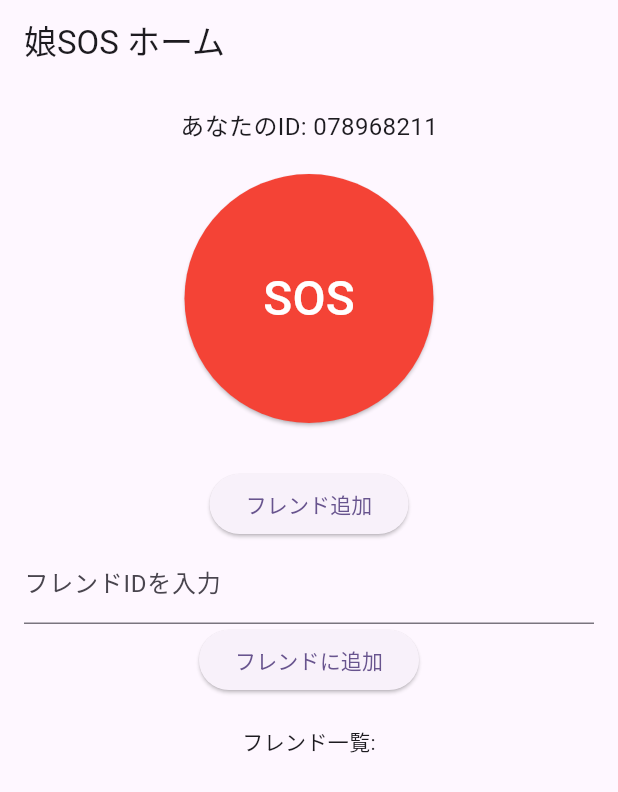
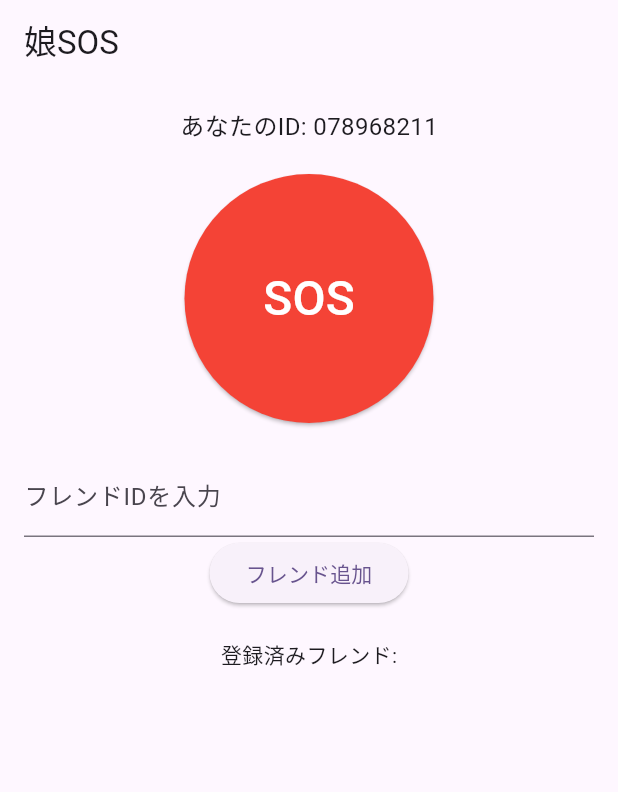
Before and after one commit to satou-takeru0801/flutterMock, a Flutter app: the screen it shows after launch, after a tap on "SOS", on a phone screen of 412 x 824 dp. Shown: the top 792 px of the screen. Run offline on Flutter 3.47's test engine with Material 3 defaults, Android fonts, the phone set to English and light mode, and no system bars; our stand-ins replace geolocator, shared_preferences.

Commit message:
みためは大体いいでしょう あとはペアリング機能をどうするのかをかんがえなければならない

```diff
--- a/lib/takeruHomepage.dart
+++ b/lib/takeruHomepage.dart
@@ -11,63 +11,82 @@ class Takeruhomepage extends StatefulWidget {
 class _TakeruhomepageState extends State<Takeruhomepage> {
   String myId = '';
   List<String> friends = [];
-  TextEditingController friendController = TextEditingController();
+  final TextEditingController friendController = TextEditingController();
 
   @override
   void initState() {
     super.initState();
-    _loadIdAndFriends();
+    _loadLocalData();
   }
 
-  Future<void> _loadIdAndFriends() async {
+  Future<void> _loadLocalData() async {
     final prefs = await SharedPreferences.getInstance();
-    final savedId = prefs.getString('myId') ?? _generateId();
-    final savedFriends = prefs.getStringList('friends') ?? [];
-    await prefs.setString('myId', savedId);
+    String? savedId = prefs.getString('myId');
+    if (savedId == null) {
+      savedId = _generateRandomId();
+      await prefs.setString('myId', savedId);
+    }
+    List<String> savedFriends = prefs.getStringList('friends') ?? [];
+
     setState(() {
-      myId = savedId;
+      myId = savedId!;
       friends = savedFriends;
     });
   }
 
-  String _generateId() {
-    final rand = Random();
-    return List.generate(9, (_) => rand.nextInt(10)).join();
+  String _generateRandomId() {
+    final random = Random();
+    return List.generate(9, (_) => random.nextInt(10)).join();
   }
 
   Future<void> _addFriend(String id) async {
-    if (id.isNotEmpty && !friends.contains(id) && friends.length < 2) {
-      final prefs = await SharedPreferences.getInstance();
-      friends.add(id);
-      await prefs.setStringList('friends', friends);
-      setState(() {});
-    }
+    if (id.isEmpty || friends.contains(id) || friends.length >= 2) return;
+    friends.add(id);
+    final prefs = await SharedPreferences.getInstance();
+    await prefs.setStringList('friends', friends);
+    setState(() {});
   }
 
   Future<void> _sendSOS() async {
-    Position position = await Geolocator.getCurrentPosition(
-        desiredAccuracy: LocationAccuracy.high);
-    String location = "緯度: ${position.latitude}, 経度: ${position.longitude}";
+    bool serviceEnabled = await Geolocator.isLocationServiceEnabled();
+    if (!serviceEnabled) {
+      return _showDialog("エラー", "位置情報サービスが無効です。");
+    }
 
+    LocationPermission permission = await Geolocator.checkPermission();
+    if (permission == LocationPermission.denied ||
+        permission == LocationPermission.deniedForever) {
+      permission = await Geolocator.requestPermission();
+      if (permission != LocationPermission.whileInUse &&
+          permission != LocationPermission.always) {
+        return _showDialog("エラー", "位置情報の許可が必要です。");
+      }
+    }
+
+    Position pos = await Geolocator.getCurrentPosition();
+    String message = "現在地:\n緯度: ${pos.latitude}\n経度: ${pos.longitude}\n\n"
+        "以下のフレンドに送信:\n${friends.join('\n')}";
+
+    _showDialog("SOS発信", message);
+  }
+
+  void _showDialog(String title, String content) {
     showDialog(
       context: context,
       builder: (_) => AlertDialog(
-        title: Text('SOS送信'),
-        content: Text('次のフレンドに通知：\n${friends.join(", ")}\n\n位置情報：$location'),
+        title: Text(title),
+        content: Text(content),
         actions: [
-          TextButton(
-              onPressed: () => Navigator.pop(context), child: Text('OK')),
+          TextButton(onPressed: () => Navigator.pop(context), child: Text("OK"))
         ],
       ),
     );
-
-    // TODO: Firebase連携などで通知送信処理
   }
 
   @override
   Widget build(BuildContext context) {
     return Scaffold(
-      appBar: AppBar(title: Text("娘SOS ホーム")),
+      appBar: AppBar(title: Text("娘SOS")),
       body: Padding(
         padding: const EdgeInsets.all(16.0),
         child: Column(
@@ -75,34 +94,30 @@ class _TakeruhomepageState extends State<Takeruhomepage> {
             Text("あなたのID: $myId", style: TextStyle(fontSize: 16)),
             SizedBox(height: 20),
             ElevatedButton(
+              onPressed: _sendSOS,
               style: ElevatedButton.styleFrom(
                 backgroundColor: Colors.red,
                 shape: CircleBorder(),
                 padding: EdgeInsets.all(60),
               ),
-              onPressed: _sendSOS,
               child: Text("SOS",
                   style: TextStyle(fontSize: 32, color: Colors.white)),
             ),
-            SizedBox(height: 30),
-            ElevatedButton(
-              onPressed: () {},
-              child: Text("フレンド追加"),
-            ),
+            SizedBox(height: 20),
             TextField(
               controller: friendController,
+              keyboardType: TextInputType.number,
               decoration: InputDecoration(labelText: "フレンドIDを入力"),
-              keyboardType: TextInputType.number,
             ),
             ElevatedButton(
               onPressed: () {
                 _addFriend(friendController.text.trim());
                 friendController.clear();
               },
-              child: Text("フレンドに追加"),
+              child: Text("フレンド追加"),
             ),
             SizedBox(height: 20),
-            Text("フレンド一覧:"),
+            Text("登録済みフレンド:"),
             ...friends.map((id) => ListTile(title: Text(id))),
           ],
         ),
```
